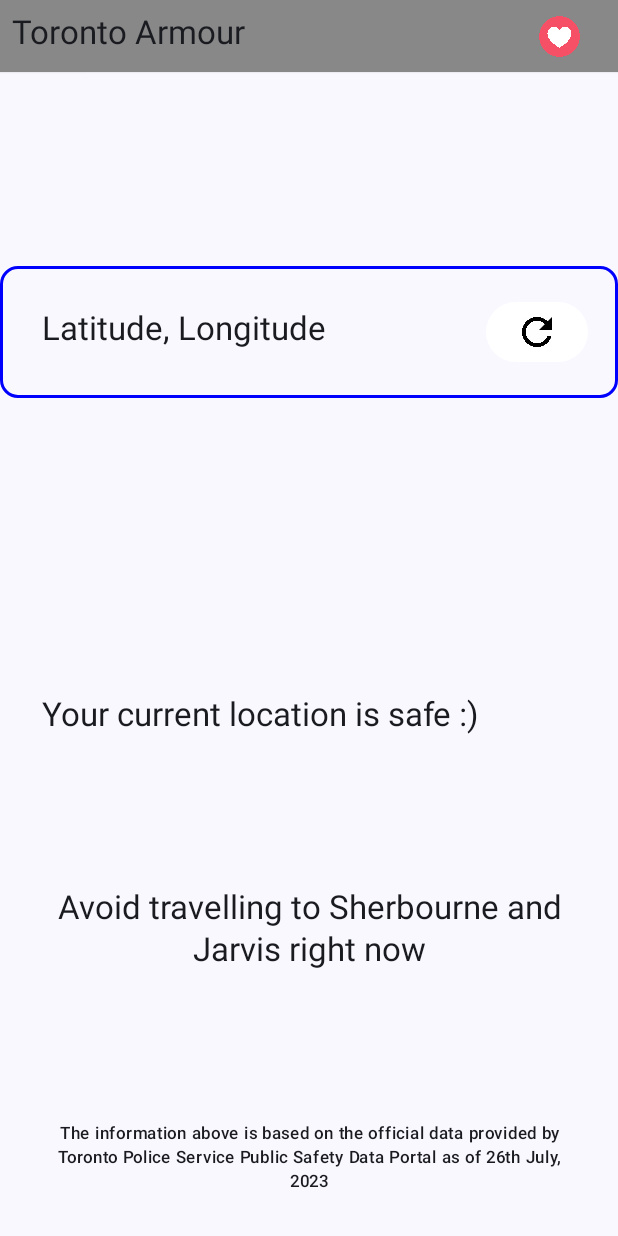
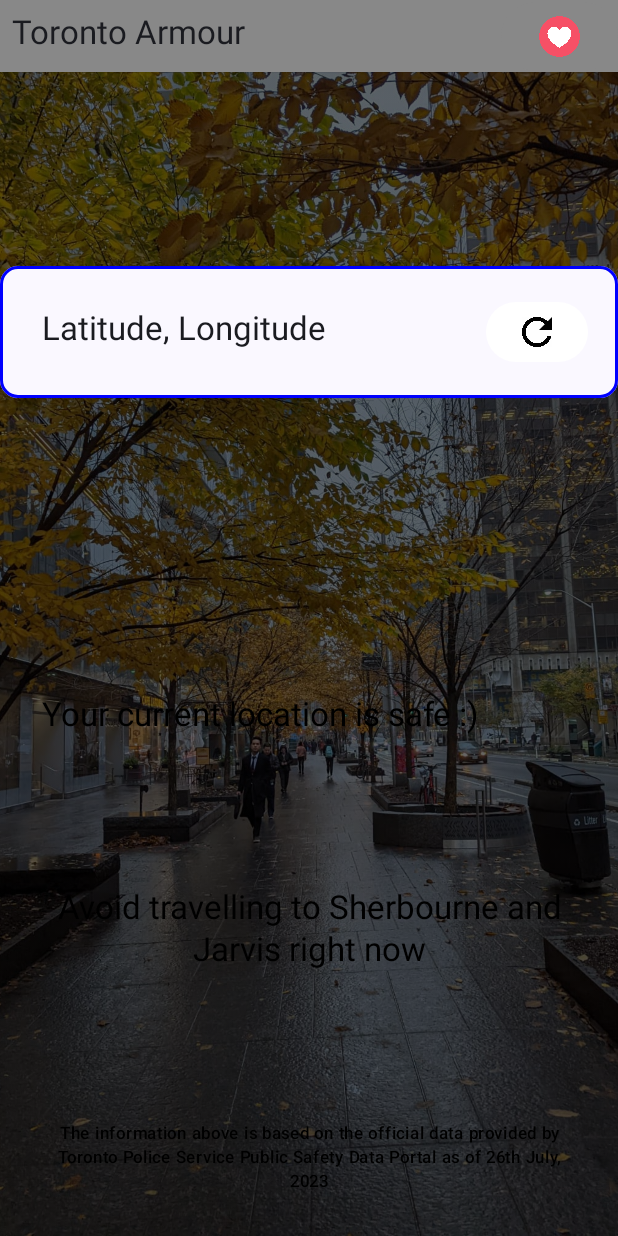
Before and after one commit to pandyah5/StaySafe, an Android app built with Jetpack Compose: the HomeScreen screen opened directly, with no data from a screen before it, on a phone screen of 412 x 824 dp. Run offline under Robolectric (Android 15) with nearby library versions, the phone set to English and light mode, and no system bars.

Commit message:
Added background to homescreen

```diff
--- a/app/src/main/java/com/hp/staysafe/HomeScreen.kt
+++ b/app/src/main/java/com/hp/staysafe/HomeScreen.kt
@@ -7,6 +7,7 @@ import androidx.compose.foundation.BorderStroke
 import androidx.compose.foundation.Image
 import androidx.compose.foundation.background
 import androidx.compose.foundation.layout.Arrangement
+import androidx.compose.foundation.layout.Box
 import androidx.compose.foundation.layout.Column
 import androidx.compose.foundation.layout.Row
 import androidx.compose.foundation.layout.Spacer
@@ -26,8 +27,10 @@ import androidx.compose.runtime.getValue
 import androidx.compose.runtime.mutableStateOf
 import androidx.compose.runtime.remember
 import androidx.compose.runtime.setValue
+import androidx.compose.ui.Alignment
 import androidx.compose.ui.Modifier
 import androidx.compose.ui.graphics.Color
+import androidx.compose.ui.layout.ContentScale
 import androidx.compose.ui.res.painterResource
 import androidx.compose.ui.text.style.TextAlign
 import androidx.compose.ui.tooling.preview.Preview
@@ -39,11 +42,20 @@ class HomeScreen : ComponentActivity() {
         super.onCreate(savedInstanceState)
         setContent {
             StaySafeTheme {
-                // A surface container using the 'background' color from the theme
-                Surface(
-                    modifier = Modifier.fillMaxSize(),
-                    color = MaterialTheme.colorScheme.background
+                // A box container to set the app background
+                Box (
+                    modifier = Modifier
+                        .fillMaxSize()
+                        .background(Color.Black),
+                    contentAlignment = Alignment.Center
                 ) {
+                    Image(
+                        painter = painterResource(id = R.drawable.toronto_bg),
+                        modifier = Modifier.fillMaxSize(),
+                        contentDescription = "Background Image",
+                        contentScale = ContentScale.Crop,
+                        alpha = 0.4F
+                    )
                     HomeScreen("Your current location is safe :)",
                         "Avoid travelling to Sherbourne and Jarvis right now",
                         "26th July, 2023")
@@ -68,7 +80,8 @@ fun HomeScreen(safetyAnalysis: String,
     println("Building Homescreen!")
 
     Column (Modifier.fillMaxHeight(),
-        verticalArrangement = Arrangement.SpaceBetween) {
+        verticalArrangement = Arrangement.SpaceBetween,
+        ) {
         // An upper bar for app name and sponsor
         Surface(shadowElevation = 1.dp) {
             Row (modifier = Modifier
```
